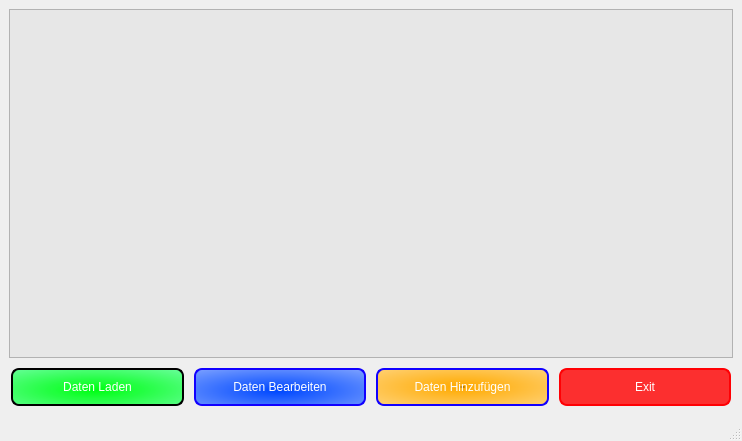
The window that mainwindow.ui (fayezbk/Person) describes before a commit, drawn with Qt 5.
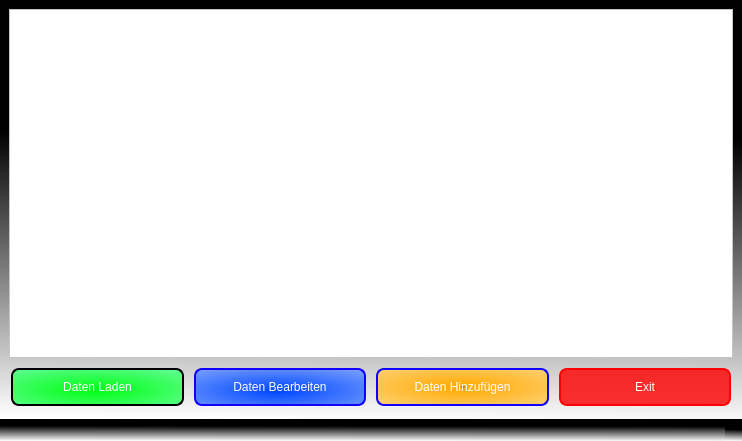
The same window after the commit.

The edit to the form file:
```diff
--- a/mainwindow.ui
+++ b/mainwindow.ui
@@ -14,7 +14,7 @@
    <string>MainWindow</string>
   </property>
   <property name="styleSheet">
-   <string notr="true"/>
+   <string notr="true">background-color: qlineargradient(spread:pad, x1:0.147727, y1:0.313, x2:0.131, y2:1, stop:0 rgba(0, 0, 0, 255), stop:1 rgba(255, 255, 255, 255));</string>
   </property>
   <widget class="QWidget" name="centralwidget">
    <layout class="QHBoxLayout" name="horizontalLayout">
@@ -108,7 +108,7 @@
       <item row="0" column="0" colspan="4">
        <widget class="QTableWidget" name="t1">
         <property name="styleSheet">
-         <string notr="true">background-color: rgb(231, 231, 231);</string>
+         <string notr="true">background-color: #ffffff;</string>
         </property>
        </widget>
       </item>
```
